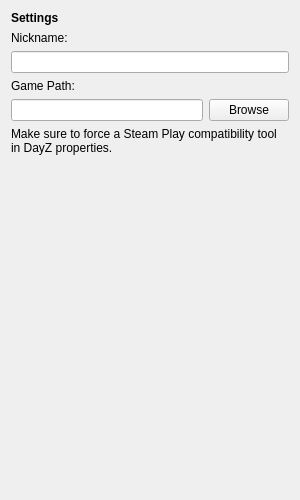
Old version of the form assets/panel_settings.ui in the repository 69-Lukash/DMTLauncher.
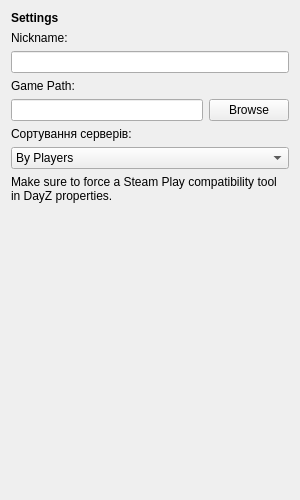
New version of the form.

Commit message: feat: add sorting by name and player count

What changed in the file:
```diff
--- a/assets/panel_settings.ui
+++ b/assets/panel_settings.ui
@@ -55,6 +55,27 @@
      </item>
     </layout>
    </item>
+   <item>
+    <widget class="QLabel" name="label_sort">
+     <property name="text">
+      <string>Сортування серверів:</string>
+     </property>
+    </widget>
+   </item>
+   <item>
+    <widget class="QComboBox" name="combo_sort">
+     <item>
+      <property name="text">
+       <string>By Players</string>
+      </property>
+     </item>
+     <item>
+      <property name="text">
+       <string>By Name (A-Z)</string>
+      </property>
+     </item>
+    </widget>
+   </item>
    <item>
     <widget class="QLabel" name="linux_warning">
      <property name="text">
```
The commit also changes 4 other files.
